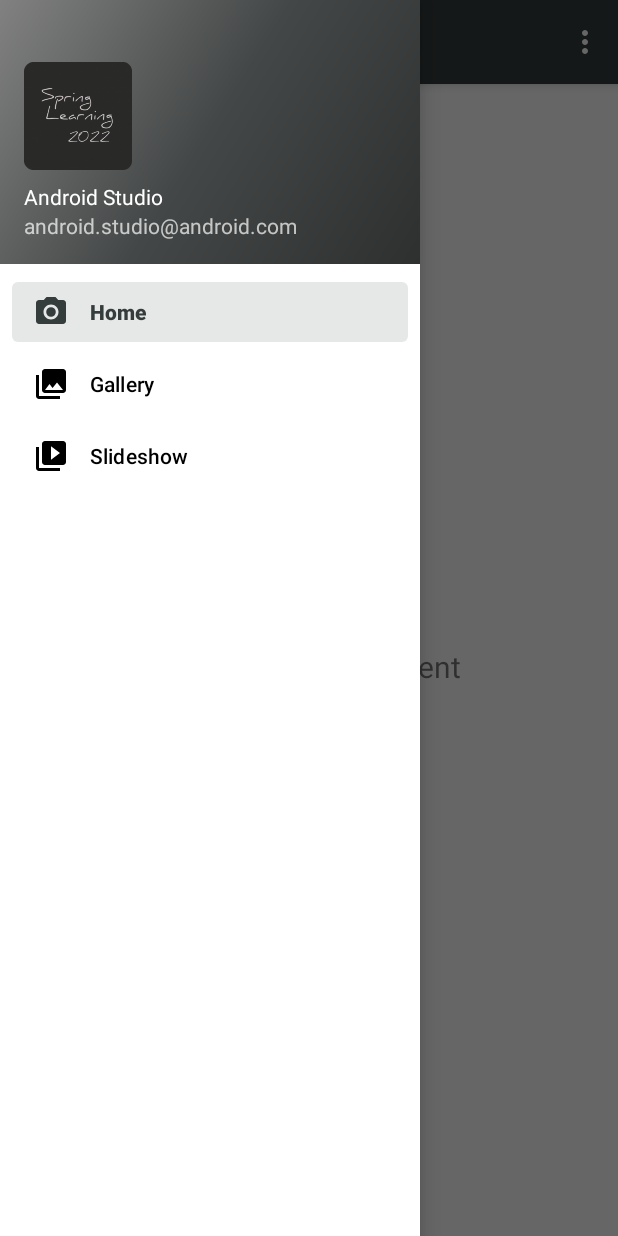
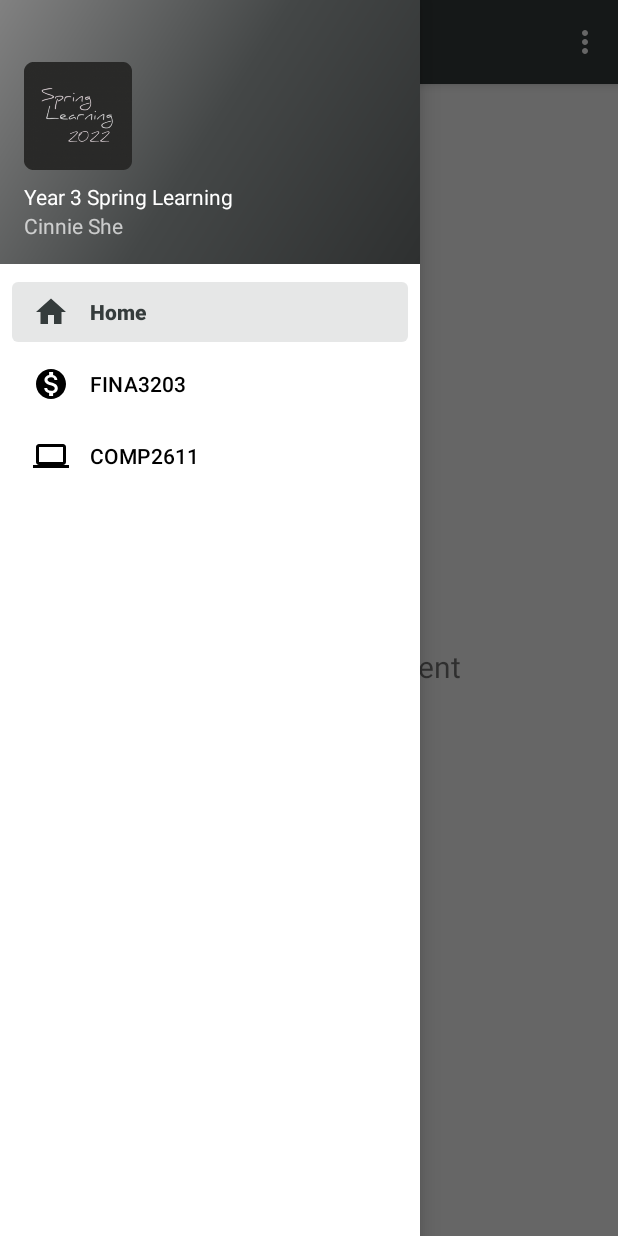
Before and after one commit to cinnieshe/Course-Learning-2022-App, an Android app: the screen it shows after launch (MainActivity), with the side drawer open, on a phone screen of 412 x 824 dp. Run offline under Robolectric (Android 15) with nearby library versions, the phone set to English and light mode, and no system bars; our stand-ins replace navigation-ui.

Commit message:
Restructure App

```diff
--- a/app/build.gradle
+++ b/app/build.gradle
@@ -44,6 +44,7 @@ dependencies {
     implementation 'androidx.lifecycle:lifecycle-viewmodel-ktx:2.4.1'
     implementation 'androidx.navigation:navigation-fragment-ktx:2.4.1'
     implementation 'androidx.navigation:navigation-ui-ktx:2.4.1'
+    implementation 'androidx.legacy:legacy-support-v4:1.0.0'
     testImplementation 'junit:junit:4.13.2'
     androidTestImplementation 'androidx.test.ext:junit:1.1.3'
     androidTestImplementation 'androidx.test.espresso:espresso-core:3.4.0'
--- a/app/src/main/java/com/example/year3spring/MainActivity.kt
+++ b/app/src/main/java/com/example/year3spring/MainActivity.kt
@@ -37,7 +37,7 @@ class MainActivity : AppCompatActivity() {
         // menu should be considered as top level destinations.
         appBarConfiguration = AppBarConfiguration(
             setOf(
-                R.id.nav_home, R.id.nav_gallery, R.id.nav_slideshow
+                R.id.nav_home, R.id.nav_fina, R.id.nav_compOrg
             ), drawerLayout
         )
         setupActionBarWithNavController(navController, appBarConfiguration)
--- /dev/null
+++ b/app/src/main/res/drawable/ic_comp_org.xml
@@ -0,0 +1,10 @@
+<vector xmlns:android="http://schemas.android.com/apk/res/android"
+    android:width="24dp"
+    android:height="24dp"
+    android:viewportWidth="24"
+    android:viewportHeight="24"
+    android:tint="?attr/colorControlNormal">
+  <path
+      android:fillColor="#FF000000"
+      android:pathData="M20,18c1.1,0 1.99,-0.9 1.99,-2L22,6c0,-1.1 -0.9,-2 -2,-2H4c-1.1,0 -2,0.9 -2,2v10c0,1.1 0.9,2 2,2H0v2h24v-2h-4zM4,6h16v10H4V6z"/>
+</vector>
--- /dev/null
+++ b/app/src/main/res/drawable/ic_fina.xml
@@ -0,0 +1,10 @@
+<vector xmlns:android="http://schemas.android.com/apk/res/android"
+    android:width="24dp"
+    android:height="24dp"
+    android:viewportWidth="24"
+    android:viewportHeight="24"
+    android:tint="?attr/colorControlNormal">
+  <path
+      android:fillColor="#FF000000"
+      android:pathData="M12,2C6.48,2 2,6.48 2,12s4.48,10 10,10 10,-4.48 10,-10S17.52,2 12,2zM13.41,18.09L13.41,20h-2.67v-1.93c-1.71,-0.36 -3.16,-1.46 -3.27,-3.4h1.96c0.1,1.05 0.82,1.87 2.65,1.87 1.96,0 2.4,-0.98 2.4,-1.59 0,-0.83 -0.44,-1.61 -2.67,-2.14 -2.48,-0.6 -4.18,-1.62 -4.18,-3.67 0,-1.72 1.39,-2.84 3.11,-3.21L10.74,4h2.67v1.95c1.86,0.45 2.79,1.86 2.85,3.39L14.3,9.34c-0.05,-1.11 -0.64,-1.87 -2.22,-1.87 -1.5,0 -2.4,0.68 -2.4,1.64 0,0.84 0.65,1.39 2.67,1.91s4.18,1.39 4.18,3.91c-0.01,1.83 -1.38,2.83 -3.12,3.16z"/>
+</vector>
--- /dev/null
+++ b/app/src/main/res/drawable/ic_home.xml
@@ -0,0 +1,10 @@
+<vector xmlns:android="http://schemas.android.com/apk/res/android"
+    android:width="24dp"
+    android:height="24dp"
+    android:viewportWidth="24"
+    android:viewportHeight="24"
+    android:tint="?attr/colorControlNormal">
+  <path
+      android:fillColor="#FF000000"
+      android:pathData="M10,20v-6h4v6h5v-8h3L12,3 2,12h3v8z"/>
+</vector>
--- a/app/src/main/res/drawable/ic_menu_camera.xml
+++ /dev/null
@@ -1,12 +0,0 @@
-<vector xmlns:android="http://schemas.android.com/apk/res/android"
-    android:width="24dp"
-    android:height="24dp"
-    android:viewportWidth="24.0"
-    android:viewportHeight="24.0">
-    <path
-        android:fillColor="#FF000000"
-        android:pathData="M12,12m-3.2,0a3.2,3.2 0,1 1,6.4 0a3.2,3.2 0,1 1,-6.4 0" />
-    <path
-        android:fillColor="#FF000000"
-        android:pathData="M9,2L7.17,4H4c-1.1,0 -2,0.9 -2,2v12c0,1.1 0.9,2 2,2h16c1.1,0 2,-0.9 2,-2V6c0,-1.1 -0.9,-2 -2,-2h-3.17L15,2H9zm3,15c-2.76,0 -5,-2.24 -5,-5s2.24,-5 5,-5 5,2.24 5,5 -2.24,5 -5,5z" />
-</vector>
--- a/app/src/main/res/drawable/ic_menu_gallery.xml
+++ /dev/null
@@ -1,9 +0,0 @@
-<vector xmlns:android="http://schemas.android.com/apk/res/android"
-    android:width="24dp"
-    android:height="24dp"
-    android:viewportWidth="24.0"
-    android:viewportHeight="24.0">
-    <path
-        android:fillColor="#FF000000"
-        android:pathData="M22,16V4c0,-1.1 -0.9,-2 -2,-2H8c-1.1,0 -2,0.9 -2,2v12c0,1.1 0.9,2 2,2h12c1.1,0 2,-0.9 2,-2zm-11,-4l2.03,2.71L16,11l4,5H8l3,-4zM2,6v14c0,1.1 0.9,2 2,2h14v-2H4V6H2z" />
-</vector>
--- a/app/src/main/res/drawable/ic_menu_slideshow.xml
+++ /dev/null
@@ -1,9 +0,0 @@
-<vector xmlns:android="http://schemas.android.com/apk/res/android"
-    android:width="24dp"
-    android:height="24dp"
-    android:viewportWidth="24.0"
-    android:viewportHeight="24.0">
-    <path
-        android:fillColor="#FF000000"
-        android:pathData="M4,6H2v14c0,1.1 0.9,2 2,2h14v-2H4V6zm16,-4H8c-1.1,0 -2,0.9 -2,2v12c0,1.1 0.9,2 2,2h12c1.1,0 2,-0.9 2,-2V4c0,-1.1 -0.9,-2 -2,-2zm-8,12.5v-9l6,4.5 -6,4.5z" />
-</vector>
--- a/app/src/main/res/layout/fragment_slideshow.xml
+++ b/app/src/main/res/layout/comp_org_fragment.xml
@@ -4,10 +4,10 @@
     xmlns:tools="http://schemas.android.com/tools"
     android:layout_width="match_parent"
     android:layout_height="match_parent"
-    tools:context=".ui.slideshow.SlideshowFragment">
+    tools:context=".ui.comp2611.CompOrgFragment">
 
     <TextView
-        android:id="@+id/text_slideshow"
+        android:id="@+id/text_comp_org"
         android:layout_width="match_parent"
         android:layout_height="wrap_content"
         android:layout_marginStart="8dp"
--- a/app/src/main/res/layout/fragment_gallery.xml
+++ b/app/src/main/res/layout/fina_fragment.xml
@@ -4,10 +4,10 @@
     xmlns:tools="http://schemas.android.com/tools"
     android:layout_width="match_parent"
     android:layout_height="match_parent"
-    tools:context=".ui.gallery.GalleryFragment">
+    tools:context=".ui.fina3203.FinaFragment">
 
     <TextView
-        android:id="@+id/text_gallery"
+        android:id="@+id/text_fina"
         android:layout_width="match_parent"
         android:layout_height="wrap_content"
         android:layout_marginStart="8dp"
--- a/app/src/main/res/menu/activity_main_drawer.xml
+++ b/app/src/main/res/menu/activity_main_drawer.xml
@@ -6,15 +6,15 @@
     <group android:checkableBehavior="single">
         <item
             android:id="@+id/nav_home"
-            android:icon="@drawable/ic_menu_camera"
+            android:icon="@drawable/ic_home"
             android:title="@string/menu_home" />
         <item
-            android:id="@+id/nav_gallery"
-            android:icon="@drawable/ic_menu_gallery"
-            android:title="@string/menu_gallery" />
+            android:id="@+id/nav_fina"
+            android:icon="@drawable/ic_fina"
+            android:title="@string/menu_fina" />
         <item
-            android:id="@+id/nav_slideshow"
-            android:icon="@drawable/ic_menu_slideshow"
-            android:title="@string/menu_slideshow" />
+            android:id="@+id/nav_compOrg"
+            android:icon="@drawable/ic_comp_org"
+            android:title="@string/menu_comp_org" />
     </group>
 </menu>
--- a/app/src/main/res/values/strings.xml
+++ b/app/src/main/res/values/strings.xml
@@ -1,13 +1,13 @@
 <resources>
-    <string name="app_name">Year3Spring</string>
+    <string name="app_name">2022 Spring Learning</string>
     <string name="navigation_drawer_open">Open navigation drawer</string>
     <string name="navigation_drawer_close">Close navigation drawer</string>
-    <string name="nav_header_title">Android Studio</string>
-    <string name="nav_header_subtitle">android.studio@android.com</string>
+    <string name="nav_header_title">Year 3 Spring Learning</string>
+    <string name="nav_header_subtitle">Cinnie She</string>
     <string name="nav_header_desc">Navigation header</string>
     <string name="action_settings">Settings</string>
 
     <string name="menu_home">Home</string>
-    <string name="menu_gallery">Gallery</string>
-    <string name="menu_slideshow">Slideshow</string>
+    <string name="menu_fina">FINA3203</string>
+    <string name="menu_comp_org">COMP2611</string>
 </resources>
```
Also changed, not shown: app/src/main/java/com/example/year3spring/ui/comp2611/CompOrgFragment.kt (renamed from app/src/main/java/com/example/year3spring/ui/gallery/GalleryFragment.kt, +12 -11 lines), app/src/main/java/com/example/year3spring/ui/comp2611/CompOrgViewModel.kt (renamed from app/src/main/java/com/example/year3spring/ui/gallery/GalleryViewModel.kt, +3 -4 lines), app/src/main/java/com/example/year3spring/ui/fina3203/FinaFragment.kt (renamed from app/src/main/java/com/example/year3spring/ui/slideshow/SlideshowFragment.kt, +11 -11 lines), app/src/main/java/com/example/year3spring/ui/fina3203/FinaViewModel.kt (renamed from app/src/main/java/com/example/year3spring/ui/slideshow/SlideshowViewModel.kt, +3 -4 lines), app/src/main/res/navigation/mobile_navigation.xml (+8 -8 lines).
